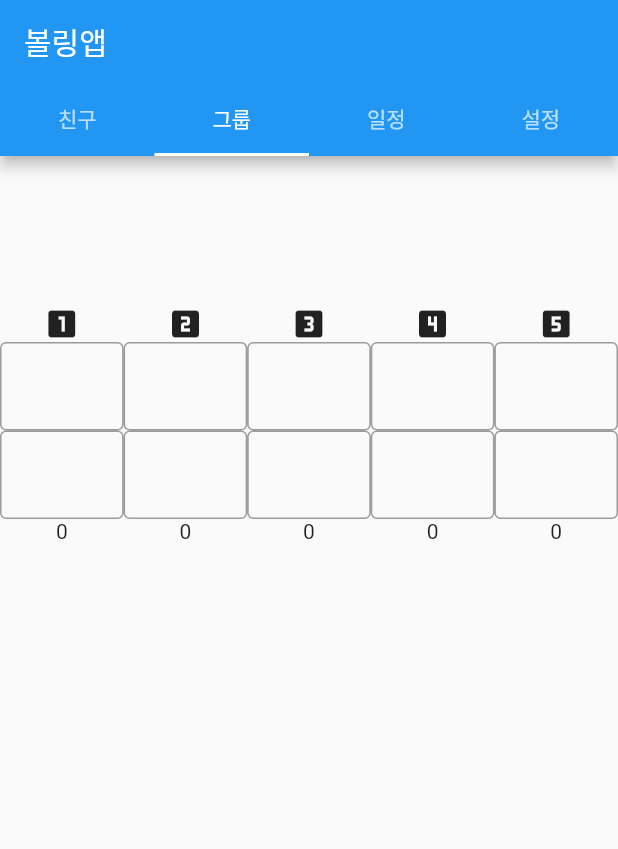
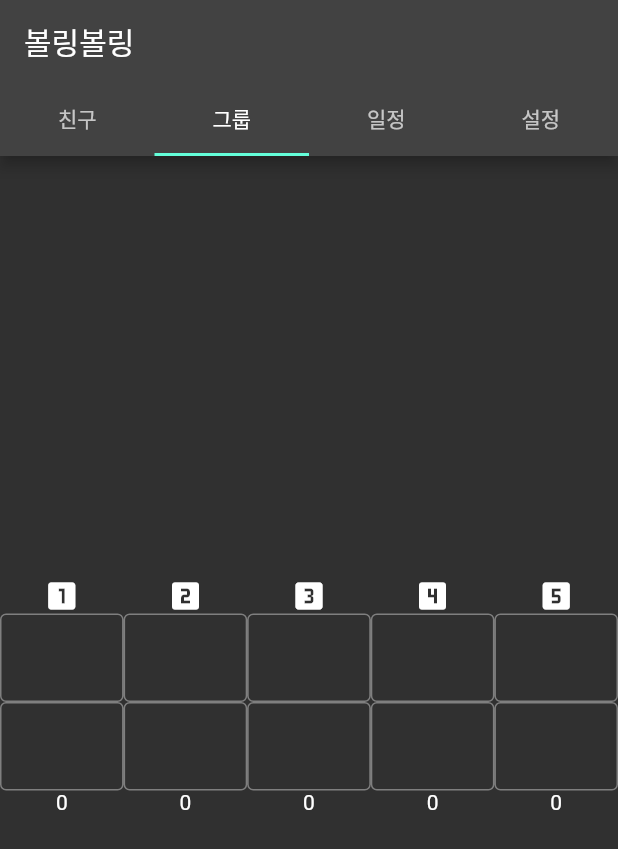
Before and after one commit to gon2gon2/bowling-flutter, a Flutter app: the screen it shows after launch, tab 2 chosen, on a phone screen of 412 x 824 dp. Shown: the top 849 px of the screen. Run offline on Flutter 3.47's test engine with Material 2 defaults, Android fonts, the phone set to English and light mode, and no system bars; network calls fail.

Commit message:
정상 작동 확인

```diff
--- /dev/null
+++ b/flutter_launcher_icons.yaml
@@ -0,0 +1,4 @@
+flutter_icons:
+  android: "launcher_icon"
+  ios: true
+  image_path: "assets/icon/icon.png"
--- a/lib/main.dart
+++ b/lib/main.dart
@@ -14,7 +14,6 @@ Future<List<User>> fetchPost() async {
   if (response.statusCode == 200) {
     var jsonData = jsonDecode(utf8.decode(response.bodyBytes));
     var result = jsonData.map<User>((data) => User.fromJson(data)).toList();
-    // print(result[3].average);
     return result;
   } else {
     throw Exception('Failed to load users');
@@ -51,7 +50,10 @@ class MyApp extends StatelessWidget {
   @override
   Widget build(BuildContext context) {
     return MaterialApp(
-      // theme: ,
+      theme: ThemeData(
+        brightness: Brightness.dark,
+        primaryColor: Colors.lightBlue[800],
+      ),
       home: DefaultTabController(
         length: 4,
         child: Scaffold(
@@ -64,7 +66,7 @@ class MyApp extends StatelessWidget {
                 Tab(text: "설정"),
               ],
             ),
-            title: const Text("볼링앱"),
+            title: const Text("볼링볼링"),
           ),
           body: const TabBarView(
             children: [
@@ -240,6 +242,7 @@ class _FriendPageState extends State<FriendPage> {
                                       ('평균 점수: ${snapshot.data[index].average}')),
                                   Text(
                                       ('핸디캡: ${snapshot.data[index].handicap}')),
+                                  Text('점수: ${snapshot.data[index].scoreList}')
                                 ]),
                                 height: 150,
                                 // width: Size.infinite,
@@ -305,11 +308,11 @@ class _GroupPageState extends State<GroupPage> {
   Widget build(BuildContext context) {
     return Form(
         key: _formKey,
-        child: Column(children: [
-          const SizedBox(
-            width: 100,
-            height: 100,
-          ),
+        child: Column(mainAxisAlignment: MainAxisAlignment.center, children: [
+          // const SizedBox(
+          //   width: 100,
+          //   height: 100,
+          // ),
           Row(
             mainAxisAlignment: MainAxisAlignment.spaceAround,
             children: const [
@@ -522,7 +525,7 @@ class SchedulePage extends StatelessWidget {
   @override
   Widget build(BuildContext context) {
     return const Center(
-      child: Text("일정 페이지에용"),
+      child: Text("개발 예정"),
     );
   }
 }
@@ -605,6 +608,10 @@ class _MyCustomFormStateState extends State<MyCustomFormState> {
                   ],
                 ),
                 ElevatedButton(
+                    style: ButtonStyle(
+                        backgroundColor: MaterialStateProperty.all<Color>(
+                      const Color.fromRGBO(69, 74, 70, 1),
+                    )),
                     onPressed: () {
                       if (_formKey.currentState!.validate()) {
                         createScore(nameToId[userName], int.parse(userScore));
@@ -642,8 +649,8 @@ class SideFlex extends StatelessWidget {
   Widget build(BuildContext context) {
     return Flexible(
       child: Container(
-        // color: Colors.cyan,
-      ),
+          // color: Colors.cyan,
+          ),
       flex: 1,
     );
   }
--- a/lib/user.dart
+++ b/lib/user.dart
@@ -24,4 +24,5 @@ class User {
   // 핸디캡 get 함수
   num get average => (userScoreList.average.round());
   num get handicap => ((standard - userScoreList.average) * ratio).round();
+  List<num> get scoreList => userScoreList;
 }
```
Also changed, not shown: pubspec.yaml (+8 -4 lines), assets/icon/icon.png (added), pubspec.lock, 23 other files.
